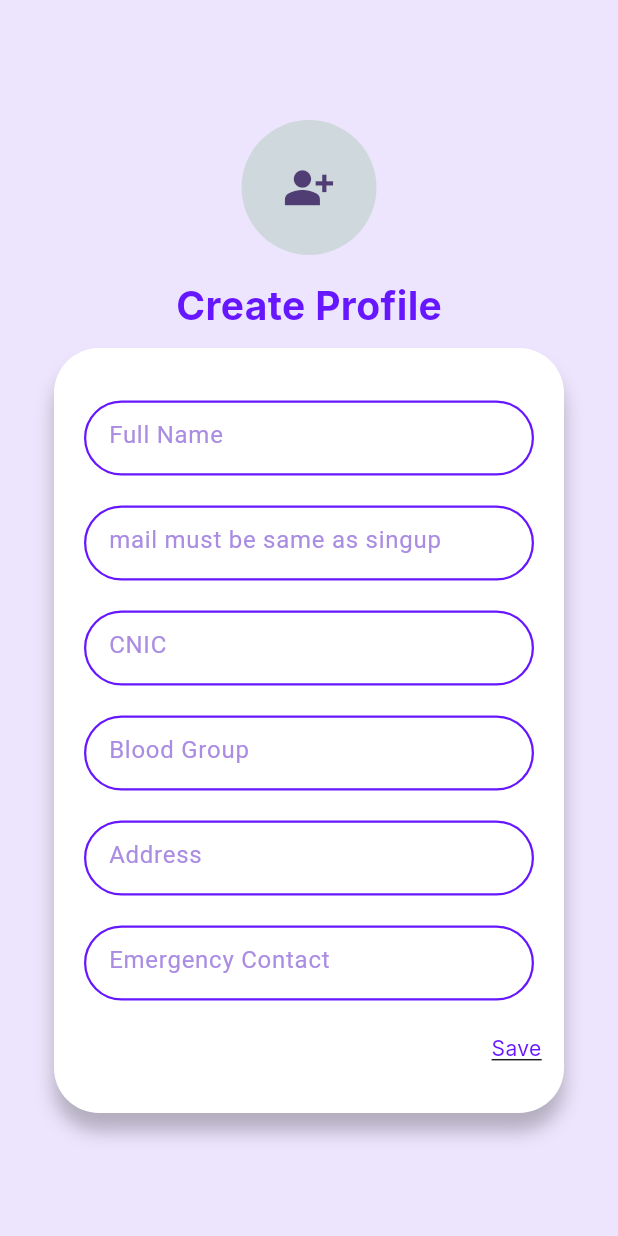
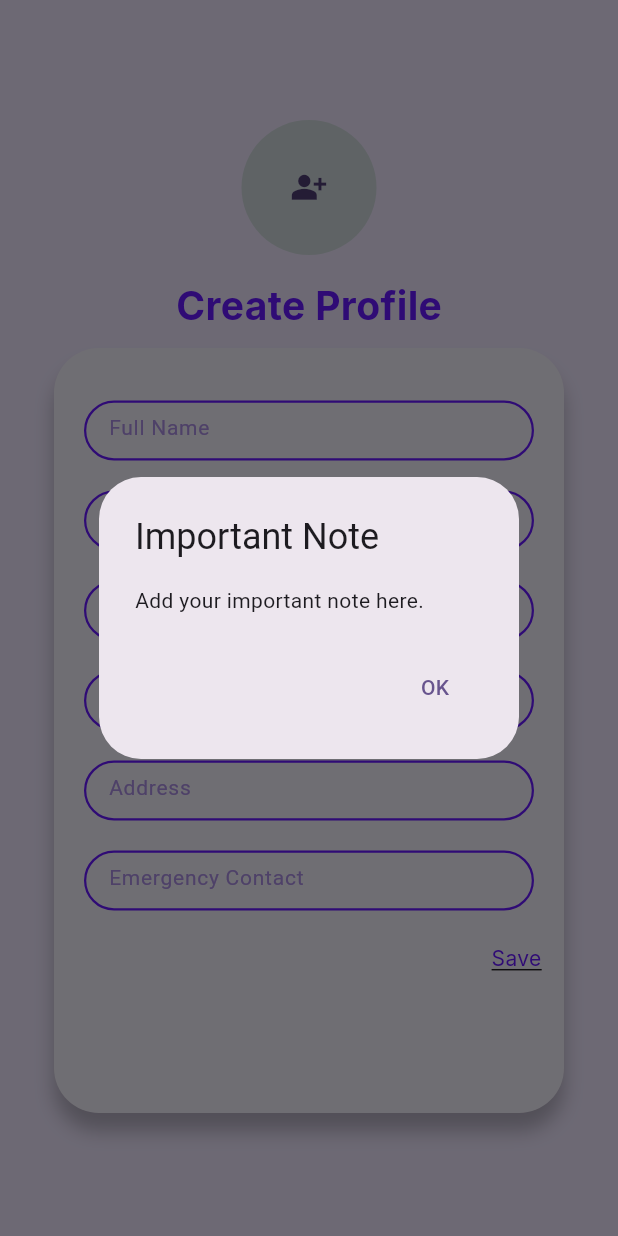
Before and after one commit to fatimasood/Smart_helmet_flutter_mobileapp, a Flutter app: the EditInformation screen opened directly, after a tap on the "person add alt" icon, on a phone screen of 412 x 824 dp. Run offline on Flutter 3.47's test engine with Material 2 defaults, Android fonts, the phone set to English and light mode, and no system bars; our stand-ins replace firebase_auth, firebase_core, fluttertoast, google_fonts, image_picker, page_transition and 1 more; missing offline and left inert: android_intent; accounts and stored records are empty.

Commit message:
Update UI colors and font sizes in the Edit Information screen.

```diff
--- a/fypprojectp/lib/screens/EditInformation.dart
+++ b/fypprojectp/lib/screens/EditInformation.dart
@@ -48,6 +48,10 @@ class _EditInformationState extends State<EditInformation> {
     _addressController = TextEditingController();
     _emerContactController = TextEditingController();
     _emailController = TextEditingController();
+
+    Future.delayed(Duration(seconds: 2), () {
+      _showImportantNoteAlert();
+    });
   }
 
   File? _image;
@@ -92,10 +96,12 @@ class _EditInformationState extends State<EditInformation> {
                   radius: 45.0,
                   backgroundColor: Colors.blueGrey.shade100,
                   backgroundImage: _image != null ? FileImage(_image!) : null,
-                  child: Icon(
-                    Icons.person_add_alt_sharp,
-                    size: 35.0,
-                  ),
+                  child: _image == null
+                      ? Icon(
+                          Icons.person_add_alt_sharp,
+                          size: 25.0,
+                        )
+                      : null,
                 ),
               ),
             ),
@@ -115,7 +121,7 @@ class _EditInformationState extends State<EditInformation> {
                 height: 510,
                 width: 340,
                 decoration: BoxDecoration(
-                  color: Color(0xffffffff),
+                  color: Color.fromARGB(255, 243, 240, 250),
                   borderRadius: BorderRadius.all(Radius.circular(30)),
                   boxShadow: [
                     BoxShadow(
@@ -130,7 +136,7 @@ class _EditInformationState extends State<EditInformation> {
                   child: Column(
                     children: [
                       Container(
-                        height: 50,
+                        height: 40,
                         width: 300,
                         decoration: BoxDecoration(
                             borderRadius: BorderRadius.all(Radius.circular(30)),
@@ -145,7 +151,8 @@ class _EditInformationState extends State<EditInformation> {
                             hintText: 'Full Name',
                             hintStyle: TextStyle(
                                 color: Color.fromARGB(255, 170, 141, 227),
-                                fontWeight: FontWeight.w400),
+                                fontWeight: FontWeight.w400,
+                                fontSize: 14),
                             border: InputBorder.none,
                             contentPadding: EdgeInsets.all(10),
                           ),
@@ -155,7 +162,7 @@ class _EditInformationState extends State<EditInformation> {
                         height: 20,
                       ),
                       Container(
-                        height: 50,
+                        height: 40,
                         width: 300,
                         decoration: BoxDecoration(
                             borderRadius: BorderRadius.all(Radius.circular(30)),
@@ -167,10 +174,11 @@ class _EditInformationState extends State<EditInformation> {
                         child: TextFormField(
                           controller: _emailController,
                           decoration: InputDecoration(
-                            hintText: 'mail must be same as singup',
+                            hintText: 'Email',
                             hintStyle: TextStyle(
                                 color: Color.fromARGB(255, 170, 141, 227),
-                                fontWeight: FontWeight.w400),
+                                fontWeight: FontWeight.w400,
+                                fontSize: 14),
                             border: InputBorder.none,
                             contentPadding: EdgeInsets.all(10),
                           ),
@@ -180,7 +188,7 @@ class _EditInformationState extends State<EditInformation> {
                         height: 20,
                       ),
                       Container(
-                        height: 50,
+                        height: 40,
                         width: 300,
                         decoration: BoxDecoration(
                             borderRadius: BorderRadius.all(Radius.circular(30)),
@@ -195,7 +203,8 @@ class _EditInformationState extends State<EditInformation> {
                             hintText: 'CNIC',
                             hintStyle: TextStyle(
                                 color: Color.fromARGB(255, 170, 141, 227),
-                                fontWeight: FontWeight.w400),
+                                fontWeight: FontWeight.w400,
+                                fontSize: 14),
                             border: InputBorder.none,
                             contentPadding: EdgeInsets.all(10),
                           ),
@@ -205,7 +214,7 @@ class _EditInformationState extends State<EditInformation> {
                         height: 20,
                       ),
                       Container(
-                        height: 50,
+                        height: 40,
                         width: 300,
                         decoration: BoxDecoration(
                             borderRadius: BorderRadius.all(Radius.circular(30)),
@@ -220,7 +229,8 @@ class _EditInformationState extends State<EditInformation> {
                             hintText: 'Blood Group',
                             hintStyle: TextStyle(
                                 color: Color.fromARGB(255, 170, 141, 227),
-                                fontWeight: FontWeight.w400),
+                                fontWeight: FontWeight.w400,
+                                fontSize: 14),
                             border: InputBorder.none,
                             contentPadding: EdgeInsets.all(10),
                           ),
@@ -230,7 +240,7 @@ class _EditInformationState extends State<EditInformation> {
                         height: 20,
                       ),
                       Container(
-                        height: 50,
+                        height: 40,
                         width: 300,
                         decoration: BoxDecoration(
                             borderRadius: BorderRadius.all(Radius.circular(30)),
@@ -245,7 +255,8 @@ class _EditInformationState extends State<EditInformation> {
                             hintText: 'Address',
                             hintStyle: TextStyle(
                                 color: Color.fromARGB(255, 170, 141, 227),
-                                fontWeight: FontWeight.w400),
+                                fontWeight: FontWeight.w400,
+                                fontSize: 14),
                             border: InputBorder.none,
                             contentPadding: EdgeInsets.all(10),
                           ),
@@ -255,7 +266,7 @@ class _EditInformationState extends State<EditInformation> {
                         height: 20,
                       ),
                       Container(
-                        height: 50,
+                        height: 40,
                         width: 300,
                         decoration: BoxDecoration(
                             borderRadius: BorderRadius.all(Radius.circular(30)),
@@ -270,7 +281,8 @@ class _EditInformationState extends State<EditInformation> {
                             hintText: 'Emergency Contact',
                             hintStyle: TextStyle(
                                 color: Color.fromARGB(255, 170, 141, 227),
-                                fontWeight: FontWeight.w400),
+                                fontWeight: FontWeight.w400,
+                                fontSize: 14),
                             border: InputBorder.none,
                             contentPadding: EdgeInsets.all(10),
                           ),
@@ -304,6 +316,26 @@ class _EditInformationState extends State<EditInformation> {
           ],
         ),
       ),
+    );
+  }
+
+  void _showImportantNoteAlert() {
+    showDialog(
+      context: context,
+      builder: (BuildContext context) {
+        return AlertDialog(
+          title: Text('Important Note'),
+          content: Text('Add your important note here.'),
+          actions: [
+            TextButton(
+              onPressed: () {
+                Navigator.of(context).pop();
+              },
+              child: Text('OK'),
+            ),
+          ],
+        );
+      },
     );
   }
 
```
